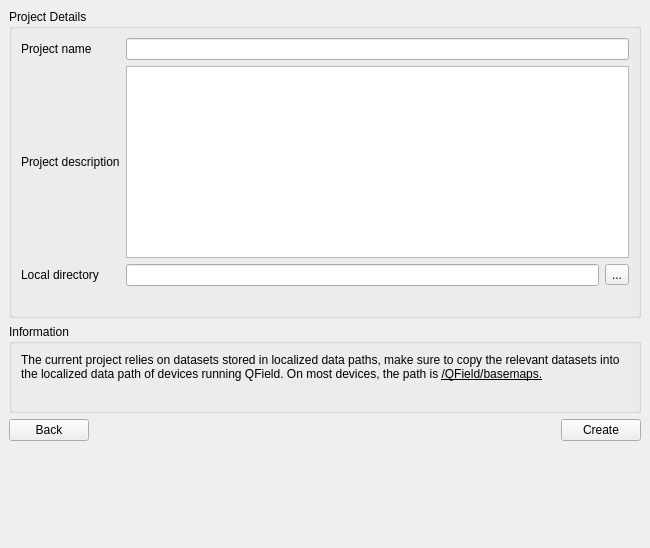
Qt form qfieldsync/ui/cloud_create_project_widget.ui (opengisch/qfieldsync) before a commit.
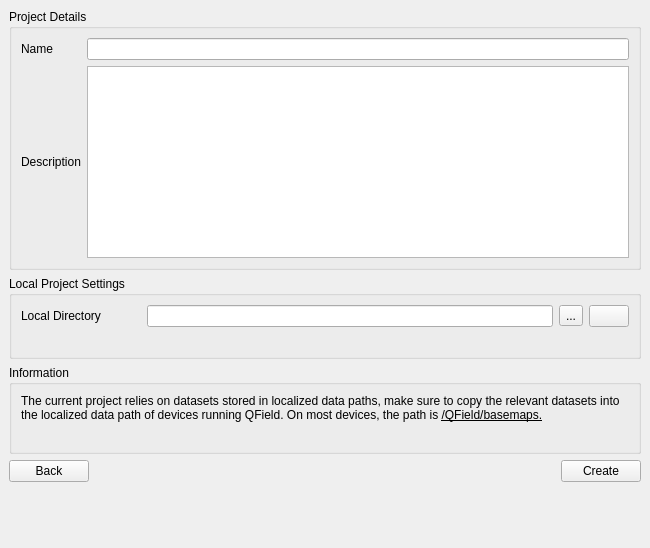
The same form after that commit. The open tabs and pages were chosen to show the change. Icons and pictures are not drawn.

Commit message:
Make project form on create and edit to look more similar
Also renamed the elements to have the same name to reduce cognitive needs.

The edit to the form file:
```diff
--- a/qfieldsync/ui/cloud_create_project_widget.ui
+++ b/qfieldsync/ui/cloud_create_project_widget.ui
@@ -155,40 +155,22 @@
           <string>Project Details</string>
          </property>
          <layout class="QGridLayout" name="gridLayout_4">
+          <item row="0" column="0">
+           <widget class="QLabel" name="projectNameLabel">
+            <property name="text">
+             <string>Name</string>
+            </property>
+           </widget>
+          </item>
           <item row="1" column="0">
            <widget class="QLabel" name="projectDescriptionLabel">
             <property name="text">
-             <string>Project description</string>
+             <string>Description</string>
             </property>
            </widget>
           </item>
-          <item row="2" column="1">
-           <layout class="QGridLayout" name="localDirHBoxLayout">
-            <item row="0" column="1">
-             <widget class="QToolButton" name="dirnameButton">
-              <property name="text">
-               <string>...</string>
-              </property>
-             </widget>
-            </item>
-            <item row="0" column="0">
-             <widget class="QLineEdit" name="dirnameLineEdit"/>
-            </item>
-           </layout>
-          </item>
-          <item row="2" column="0">
-           <widget class="QLabel" name="dirnameLabel">
-            <property name="text">
-             <string>Local directory</string>
-            </property>
-           </widget>
-          </item>
-          <item row="0" column="0">
-           <widget class="QLabel" name="projectNameLabel">
-            <property name="text">
-             <string>Project name</string>
-            </property>
-           </widget>
+          <item row="1" column="1">
+           <widget class="QTextEdit" name="projectDescriptionTextEdit"/>
           </item>
           <item row="0" column="1">
            <widget class="QLineEdit" name="projectNameLineEdit">
@@ -203,11 +185,52 @@
             </property>
            </widget>
           </item>
+         </layout>
+        </widget>
+       </item>
+       <item>
+        <widget class="QGroupBox" name="projectsOfflineSettingsGroupBox">
+         <property name="title">
+          <string>Local Project Settings</string>
+         </property>
+         <layout class="QGridLayout" name="gridLayout_2" columnstretch="1,4">
+          <item row="0" column="1">
+           <layout class="QHBoxLayout" name="localDirHBoxLayout_2">
+            <item>
+             <widget class="QLineEdit" name="localDirLineEdit"/>
+            </item>
+            <item>
+             <widget class="QToolButton" name="localDirButton">
+              <property name="text">
+               <string>...</string>
+              </property>
+             </widget>
+            </item>
+            <item>
+             <widget class="QPushButton" name="localDirOpenButton">
+              <property name="toolTip">
+               <string>Open in external file browser</string>
+              </property>
+              <property name="text">
+               <string/>
+              </property>
+              <property name="icon">
+               <iconset>
+                <normaloff>../resources/launch.svg</normaloff>../resources/launch.svg</iconset>
+              </property>
+             </widget>
+            </item>
+           </layout>
+          </item>
+          <item row="0" column="0">
+           <widget class="QLabel" name="localDirLabel">
+            <property name="text">
+             <string>Local Directory</string>
+            </property>
+           </widget>
+          </item>
           <item row="1" column="1">
-           <widget class="QTextEdit" name="projectDescriptionTextEdit"/>
-          </item>
-          <item row="3" column="1">
-           <widget class="QLabel" name="dirnameFeedbackLabel">
+           <widget class="QLabel" name="localDirFeedbackLabel">
             <property name="text">
              <string/>
             </property>
```
The commit also changes 1 other file.
